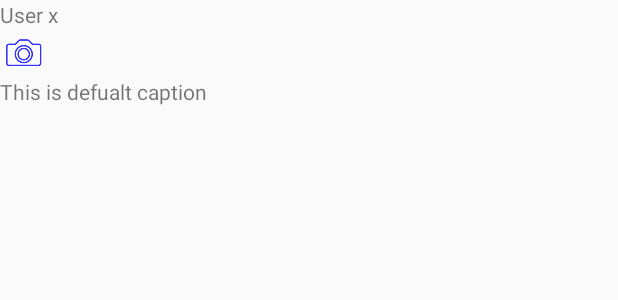
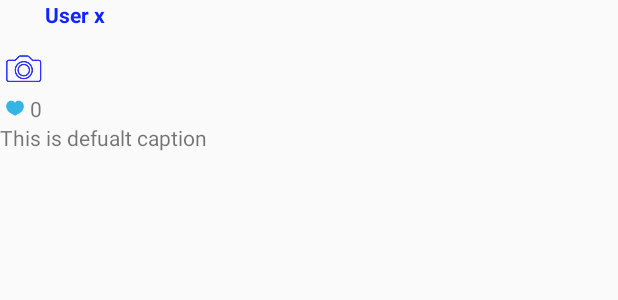
Before and after one commit to keikha/YAndroid, an Android app: the layout itemphoto.xml on its own in the app's theme, with its tools: preview values and no code run, on a phone screen of 412 x 824 dp. Shown: the top 300 px of the screen. Run offline under Robolectric (Android 15) with nearby library versions, the phone set to English and light mode, and no system bars.

Commit message:
basic instagram client

```diff
--- a/simpleInstgClient/app/src/main/java/com/myinc/keikha/simpleinstgclient/InstagramPhoto.java
+++ b/simpleInstgClient/app/src/main/java/com/myinc/keikha/simpleinstgclient/InstagramPhoto.java
@@ -7,8 +7,10 @@ public class InstagramPhoto {
     public String username;
     public String caption;
     public String imageURL;
+    public String profilePictureURL;
 
     public int hight;
     public int likes_count;
 
+
 }
--- a/simpleInstgClient/app/src/main/res/layout/itemphoto.xml
+++ b/simpleInstgClient/app/src/main/res/layout/itemphoto.xml
@@ -7,30 +7,63 @@
         android:layout_height="wrap_content"
         android:id="@+id/imgPhoto"
         android:src="@drawable/ic_action_name2"
-        android:scaleType="centerCrop"
+        android:scaleType="center"
+
         android:adjustViewBounds="true"
-        android:layout_below="@+id/tvUsername"
+        android:layout_below="@+id/imgUser"
+        android:layout_alignParentLeft="true"
+        android:layout_alignParentStart="true"
+        />
+
+    <TextView
+        android:layout_width="wrap_content"
+        android:layout_height="wrap_content"
+        android:text="@string/default_caption_text"
+        android:id="@+id/tvCaption"
+        android:maxLines="3"
+        android:ellipsize="end"
+        android:layout_below="@+id/imgLikes"
         android:layout_alignParentLeft="true"
         android:layout_alignParentStart="true" />
 
     <TextView
         android:layout_width="wrap_content"
         android:layout_height="wrap_content"
-        android:text="@string/default_caption_text"
-        android:id="@+id/tvCaption"
+        android:text="@string/defaule_username"
+        android:id="@+id/tvUsername"
+        android:textStyle="bold"
+        android:textColor="#ff1124ff"
+        android:layout_alignParentTop="true"
+        android:layout_toRightOf="@+id/imgUser"
+        android:layout_toEndOf="@+id/imgUser"
+        android:layout_alignBaseline="@+id/imgUser"
+        />
+
+    <ImageView
+        android:layout_width="30dp"
+        android:layout_height="30dp"
+        android:id="@+id/imgUser"
+        android:scaleType="fitCenter"
+        android:layout_alignParentTop="true"
+        android:layout_alignParentLeft="true"
+        android:layout_alignParentStart="true" />
+
+    <ImageView
+        android:layout_width="20dp"
+        android:layout_height="20dp"
+        android:id="@+id/imgLikes"
         android:layout_below="@+id/imgPhoto"
         android:layout_alignParentLeft="true"
         android:layout_alignParentStart="true"
-        android:maxLines="3"
-        android:ellipsize="end"
-        />
+        android:src="@drawable/ic_action_heart" />
 
     <TextView
         android:layout_width="wrap_content"
         android:layout_height="wrap_content"
-        android:text="@string/defaule_username"
-        android:id="@+id/tvUsername"
-        android:layout_alignParentTop="true"
-        android:layout_alignParentLeft="true"
-        android:layout_alignParentStart="true" />
+        android:text="@string/likes_count"
+        android:id="@+id/tvLikes"
+        android:layout_above="@+id/tvCaption"
+        android:gravity="left"
+        android:layout_toRightOf="@id/imgLikes"
+        />
 </RelativeLayout>
--- a/simpleInstgClient/app/src/main/res/values/strings.xml
+++ b/simpleInstgClient/app/src/main/res/values/strings.xml
@@ -7,5 +7,6 @@
     <string name="popularPhotosCaption">Popular Photos</string>
     <string name="default_caption_text">This is defualt caption</string>
     <string name="defaule_username">User x</string>
+    <string name="likes_count">0</string>
 
 </resources>
```
Also changed, not shown: simpleInstgClient/app/src/main/java/com/myinc/keikha/simpleinstgclient/InstagramPhotoAdapter.java (+66 -8 lines), simpleInstgClient/app/src/main/java/com/myinc/keikha/simpleinstgclient/MainActivity.java (+10 -3 lines), simpleInstgClient/app/src/main/res/drawable-hdpi/ic_action_heart.png (added), simpleInstgClient/app/src/main/res/drawable-mdpi/ic_action_heart.png (added).
